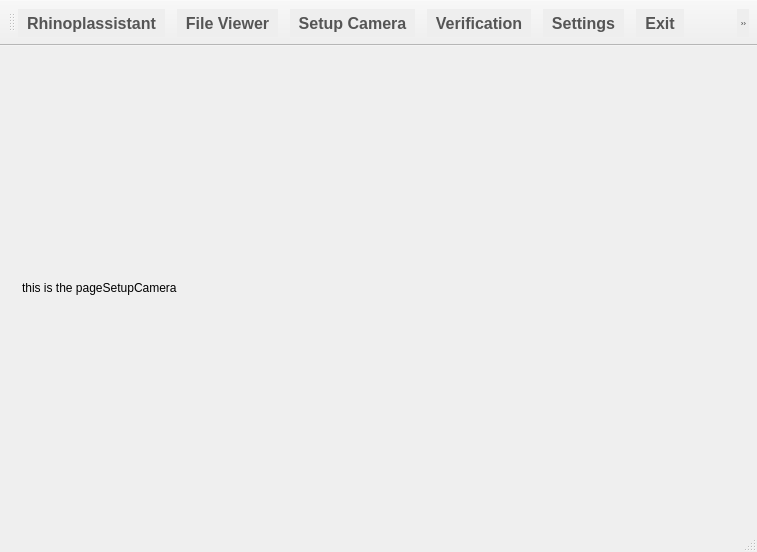
caleb92/RhinoApp2, file mainwindow.ui: the form before one commit.
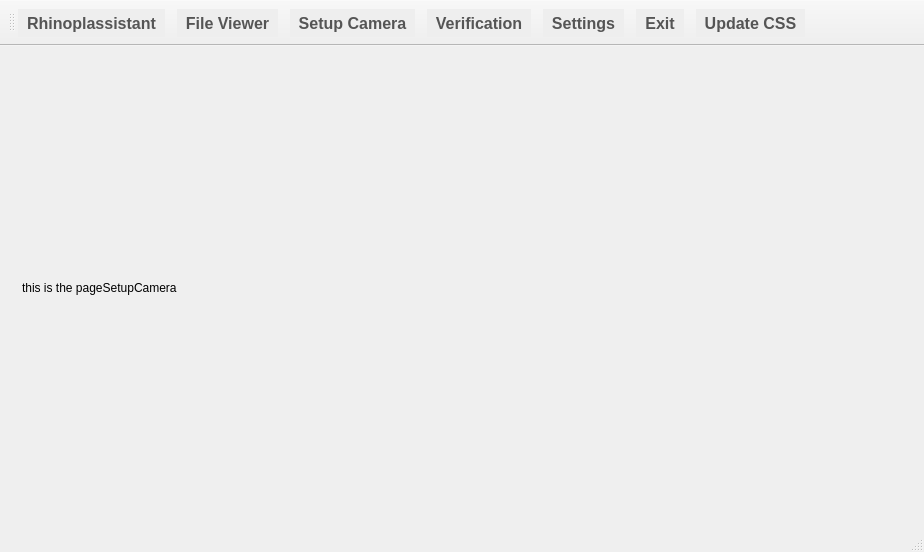
The form after the commit. The open tabs and pages were chosen to show the change. Icons and pictures are not drawn.

Diff of the .ui file:
```diff
--- a/mainwindow.ui
+++ b/mainwindow.ui
@@ -6,7 +6,7 @@
    <rect>
     <x>0</x>
     <y>0</y>
-    <width>757</width>
+    <width>924</width>
     <height>552</height>
    </rect>
   </property>
@@ -78,6 +78,12 @@
    <layout class="QHBoxLayout" name="horizontalLayout">
     <item>
      <widget class="QStackedWidget" name="stackedCentral">
+      <property name="sizePolicy">
+       <sizepolicy hsizetype="Expanding" vsizetype="Expanding">
+        <horstretch>0</horstretch>
+        <verstretch>0</verstretch>
+       </sizepolicy>
+      </property>
       <property name="autoFillBackground">
        <bool>true</bool>
       </property>
```
Left out of the diff: 22 changed lines with no effect on the pictures.
